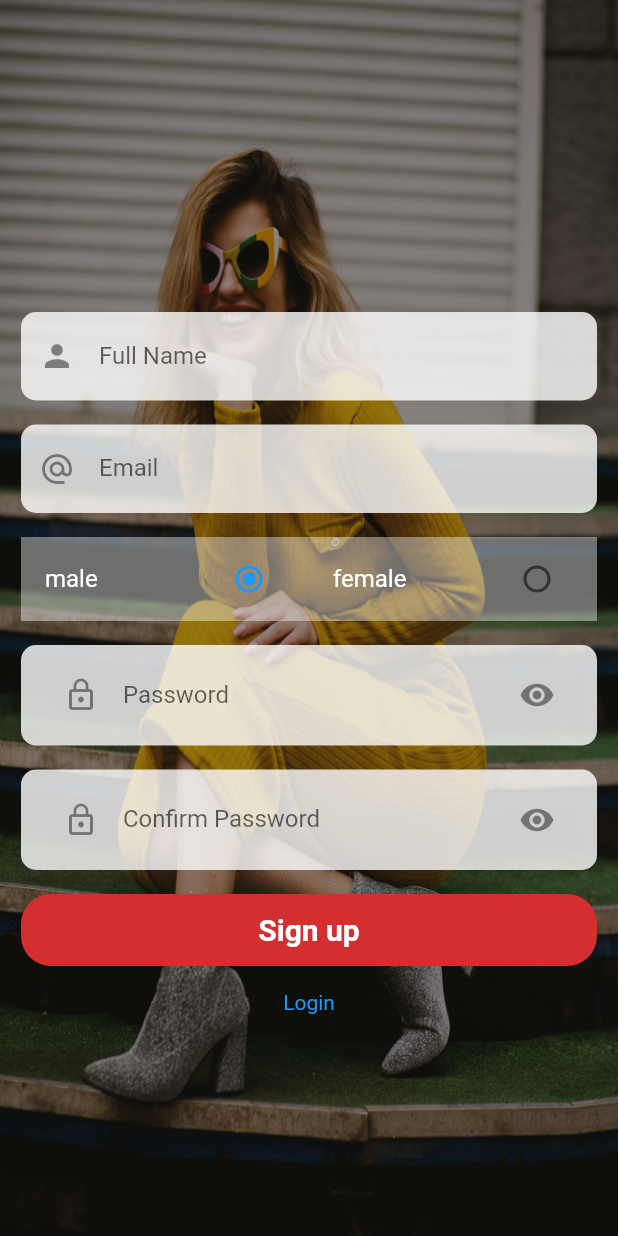
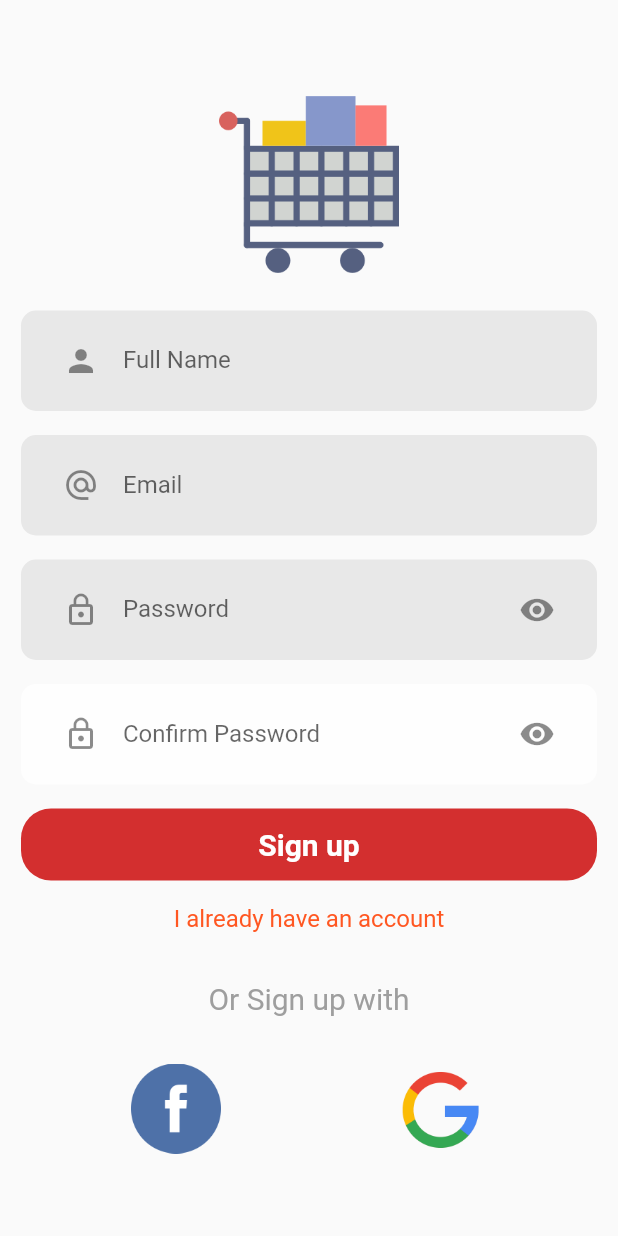
Before and after one commit to Kribas/Ecommerce, a Flutter app: the SignUp screen opened directly, on a phone screen of 412 x 824 dp. Run offline on Flutter 3.47's test engine with Material 2 defaults, Android fonts, the phone set to English and light mode, and no system bars; our stand-ins replace cloud_firestore, firebase_auth, firebase_core, firebase_database, fluttertoast, google_sign_in and 1 more; accounts and stored records are empty.

Commit message:
made changes

```diff
--- a/lib/pages/signup.dart
+++ b/lib/pages/signup.dart
@@ -30,38 +30,37 @@ class _SignUpState extends State<SignUp> {
   @override
   Widget build(BuildContext context) {
     return  Scaffold(
-
       resizeToAvoidBottomInset: false,
       body: Stack(
         children: <Widget>[
-          Image.asset('images/backgroundImage.jpg',
-            fit: BoxFit.fill,
-            width: double.infinity,
-            height: double.infinity,
-          ),
-          Container(
-            color: Colors.black.withOpacity(0.4),
-            width: double.infinity,
-            height: double.infinity,
-          ),
-
           Padding(
-            padding: const EdgeInsets.only(top: 200.0),
+            padding: const EdgeInsets.only(top: 0.0),
             child: Center(
               child: Form(
                   key: _formKey,
                   child: Column(
+                    mainAxisAlignment: MainAxisAlignment.center,
                     children: [
-
+                      Padding(
+                        padding: const EdgeInsets.all(16.0),
+                        child: Container(
+                            alignment: Alignment.topCenter,
+                            child: Image.asset(
+                              'images/cart.png',
+                              width: 120.0,
+//                height: 240.0,
+                            )),
+                      ),
                       Padding(
                         padding: const EdgeInsets.fromLTRB(14.0,8.0,14.0,8.0),
                         child: Material(
                           borderRadius: BorderRadius.circular(10.0),
-                          color: Colors.white.withOpacity(0.8),
+                          color: Colors.grey.withOpacity(0.2),
                           elevation: 0.0,
                           child: Padding(
                             padding: const EdgeInsets.only(left: 12.0),
-                            child: TextFormField(
+                            child: ListTile(
+                              title: TextFormField(
                                   decoration: InputDecoration(
                                     labelText: "Full Name",
                                     icon: Icon(Icons.person),
@@ -80,6 +79,7 @@ class _SignUpState extends State<SignUp> {
                             ),
                           ),
                         ),
+                      ),
 
 
 
@@ -88,11 +88,12 @@ class _SignUpState extends State<SignUp> {
                         padding: const EdgeInsets.fromLTRB(14.0,8.0,14.0,8.0),
                         child: Material(
                           borderRadius: BorderRadius.circular(10.0),
-                          color: Colors.white.withOpacity(0.8),
+                          color: Colors.grey.withOpacity(0.2),
                           elevation: 0.0,
                           child: Padding(
                             padding: const EdgeInsets.only(left: 12.0),
-                            child: TextFormField(
+                            child: ListTile(
+                              title: TextFormField(
                                 decoration: InputDecoration(
                                   labelText: "Email",
                                   icon: Icon(Icons.alternate_email),
@@ -105,47 +106,15 @@ class _SignUpState extends State<SignUp> {
                             ),
                           ),
                         ),
+                      ),
 
-                      Padding(
-                        padding: const EdgeInsets.fromLTRB(14.0,8.0,14.0,8.0),
-                        child: Container(
-                          color: Colors.white.withOpacity(0.4),
-                          child: Row(
-                            children: [
-                              Expanded(
-                                child: ListTile(
-                                  title: Text("male",
-                                    style: TextStyle(
-                                        color: Colors.white
-                                    ),),
 
-                                  trailing: Radio(value: "male",
-                                      groupValue: groupValue,
-                                      onChanged: (e) => valueChanged(e)),
-                                ),
-                              ),
-                              Expanded(
-                                child: ListTile(
-                                  title: Text("female",
-                                    style: TextStyle(
-                                        color: Colors.white
-                                    ),
-                                  ),
-                                  trailing: Radio(value: "female",
-                                      groupValue: groupValue,
-                                      onChanged: (e) => valueChanged(e)),
-                                ),
-                              )
-                            ],
-                          ),
-                        ),
-                      ),
 
                       Padding(
                         padding: const EdgeInsets.fromLTRB(14.0,8.0,14.0,8.0),
                         child: Material(
                           borderRadius: BorderRadius.circular(10.0),
-                          color: Colors.white.withOpacity(0.8),
+                          color: Colors.grey.withOpacity(0.2),
                           elevation: 0.0,
                           child: Padding(
                             padding: const EdgeInsets.only(left: 12.0),
@@ -266,13 +235,62 @@ class _SignUpState extends State<SignUp> {
                             onTap: () {
                               Navigator.pop(context);
                             },
-                            child: Text("Login",
+                            child: Text("I already have an account",
                               textAlign: TextAlign.center,
                               style: TextStyle(
-                                color: Colors.blue
+                                color: Colors.deepOrange,
+                                fontSize: 16
                             ),),
                           )
-                      )
+                      ),
+
+                      Padding(
+                        padding: const EdgeInsets.all(16.0),
+                        child: Row(
+                          mainAxisAlignment: MainAxisAlignment.center,
+                          children: <Widget>[
+                            Padding(
+                              padding: const EdgeInsets.all(8.0),
+                              child: Divider(),
+                            ),
+                            Padding(
+                              padding: const EdgeInsets.all(8.0),
+                              child: Text("Or Sign up with", style: TextStyle(fontSize: 20,color: Colors.grey),),
+                            ),
+                            Padding(
+                              padding: const EdgeInsets.all(8.0),
+                              child: Divider(
+                                color: Colors.black,
+                              ),
+                            ),
+                          ],
+                        ),
+                      ),
+
+                      Row(
+                        mainAxisAlignment: MainAxisAlignment.spaceEvenly,
+                        children: <Widget>[
+                          Padding(
+                            padding:
+                            const EdgeInsets.fromLTRB(14.0, 8.0, 14.0, 8.0),
+                            child: Material(
+                                child: MaterialButton(
+                                    onPressed: () {},
+                                    child: Image.asset("images/fb.png", width: 60,)
+                                )),
+                          ),
+
+                          Padding(
+                            padding:
+                            const EdgeInsets.fromLTRB(14.0, 8.0, 14.0, 8.0),
+                            child: Material(
+                                child: MaterialButton(
+                                    onPressed: () {},
+                                    child: Image.asset("images/ggg.png", width: 60,)
+                                )),
+                          ),
+                        ],
+                      ),
                     ],
                   )
               ),
```
Lines whose indentation alone changed are shown as unchanged.
